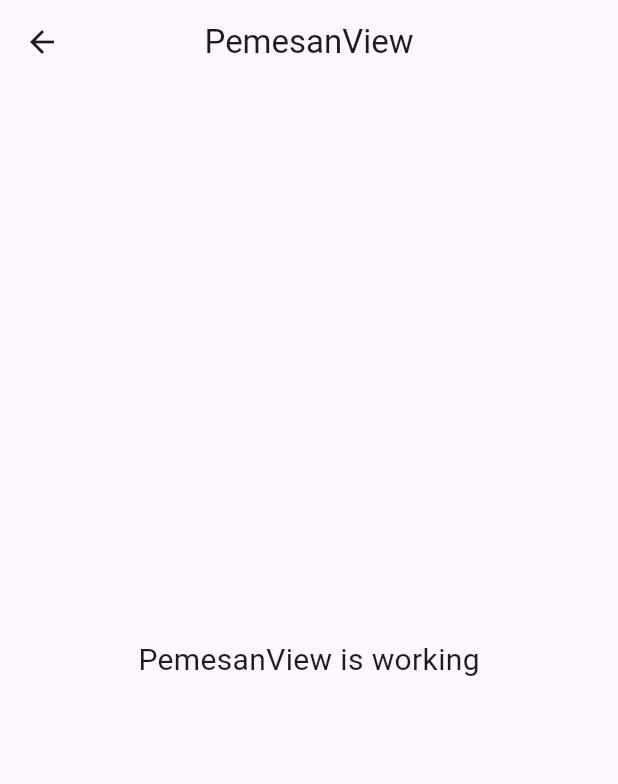
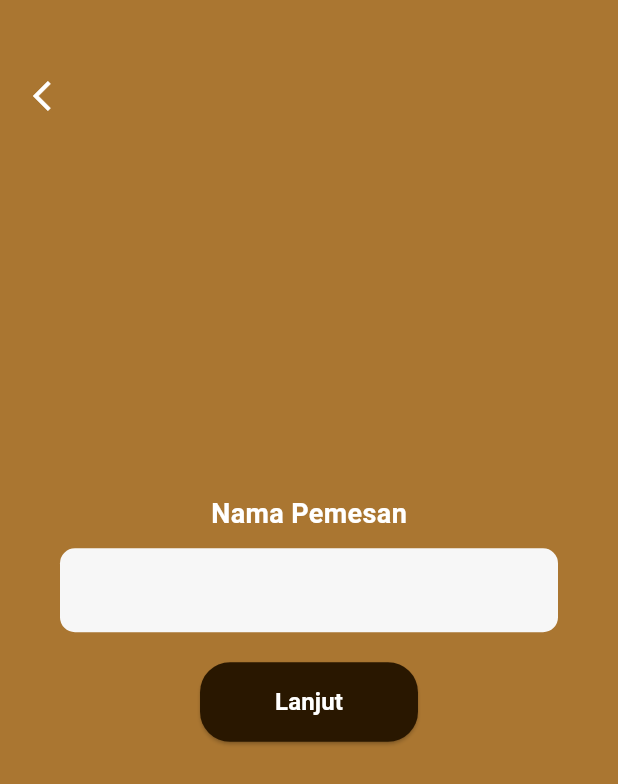
Before and after one commit to nasnaswa/kel2-bestari, a Flutter app: the PemesanView screen opened directly, on a phone screen of 412 x 824 dp. Shown: the top 784 px of the screen. Run offline on Flutter 3.47's test engine with Material 3 defaults, Android fonts, the phone set to English and light mode, and no system bars; our stand-ins replace get.

Commit message:
Update pemesan_view.dart

```diff
--- a/lib/app/modules/pemesan/views/pemesan_view.dart
+++ b/lib/app/modules/pemesan/views/pemesan_view.dart
@@ -1,23 +1,104 @@
 import 'package:flutter/material.dart';
-
 import 'package:get/get.dart';
-
 import '../controllers/pemesan_controller.dart';
 
 class PemesanView extends GetView<PemesanController> {
   const PemesanView({super.key});
+
   @override
   Widget build(BuildContext context) {
+    // Controller untuk mendapatkan input dari TextField
+    final TextEditingController nameController = TextEditingController();
+
     return Scaffold(
-      appBar: AppBar(
-        title: const Text('PemesanView'),
-        centerTitle: true,
-      ),
-      body: const Center(
-        child: Text(
-          'PemesanView is working',
-          style: TextStyle(fontSize: 20),
-        ),
+      body: Stack(
+        children: [
+          // Background dengan warna cokelat solid
+          Container(
+            color: const Color.fromARGB(
+                255, 170, 118, 49), // Warna cokelat polos (tan)
+          ),
+          // Konten
+          Center(
+            child: Column(
+              mainAxisAlignment: MainAxisAlignment.center,
+              children: [
+                const Text(
+                  "Nama Pemesan",
+                  style: TextStyle(
+                    fontSize: 18,
+                    color: Colors.white,
+                    fontWeight: FontWeight.bold,
+                  ),
+                ),
+                const SizedBox(height: 10),
+                // Input Field untuk Nama Pemesan
+                Padding(
+                  padding: const EdgeInsets.symmetric(horizontal: 40),
+                  child: TextField(
+                    controller: nameController,
+                    decoration: InputDecoration(
+                      filled: true,
+                      fillColor: const Color.fromARGB(255, 247, 247, 247),
+                      border: OutlineInputBorder(
+                        borderRadius: BorderRadius.circular(10),
+                        borderSide: BorderSide.none,
+                      ),
+                    ),
+                  ),
+                ),
+                const SizedBox(height: 20),
+                // Tombol Lanjut
+                ElevatedButton(
+                  onPressed: () {
+                    final name = nameController.text;
+                    if (name.isEmpty) {
+                      Get.snackbar("Peringatan", "Nama pemesan harus diisi!");
+                    } else {
+                      Get.snackbar(
+                        "Info",
+                        "Halo, $name! Silahkan lanjutkan pemesanan.",
+                        backgroundColor: Colors.white,
+                        colorText: Colors.black,
+                      );
+                      // Navigasi ke halaman berikutnya jika diperlukan
+                    }
+                  },
+                  style: ElevatedButton.styleFrom(
+                    backgroundColor: Color.fromARGB(255, 41, 23, 0),
+                    shape: RoundedRectangleBorder(
+                      borderRadius: BorderRadius.circular(20),
+                    ),
+                    padding: const EdgeInsets.symmetric(
+                        horizontal: 50, vertical: 15),
+                  ),
+                  child: const Text(
+                    "Lanjut",
+                    style: TextStyle(
+                      color: Colors.white,
+                      fontSize: 16,
+                      fontWeight: FontWeight.bold,
+                    ),
+                  ),
+                ),
+              ],
+            ),
+          ),
+          // Tombol kembali di pojok kiri atas
+          Positioned(
+            top: 40, // Posisi dari atas
+            left: 10, // Posisi dari kiri
+            child: IconButton(
+              onPressed: () {
+                Get.back(); // Kembali ke halaman sebelumnya
+              },
+              icon: const Icon(
+                Icons.arrow_back_ios, // Ikon panah ke kiri
+                color: Colors.white, // Warna ikon
+              ),
+            ),
+          ),
+        ],
       ),
     );
   }
```
